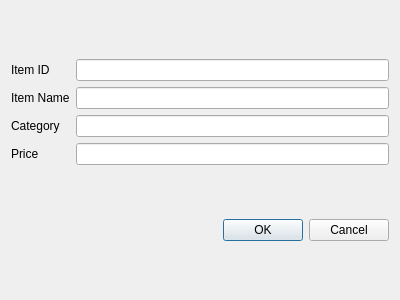
Qt form DialogBox/additem.ui (Anmol-A-jain/Dyner) before a commit.
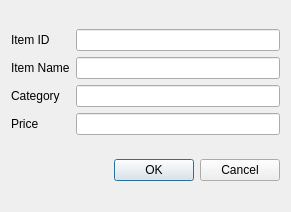
The same form after that commit. Icons and pictures are not drawn.

The edit to the form file:
```diff
--- a/DialogBox/additem.ui
+++ b/DialogBox/additem.ui
@@ -6,8 +6,8 @@
    <rect>
     <x>0</x>
     <y>0</y>
-    <width>400</width>
-    <height>300</height>
+    <width>291</width>
+    <height>212</height>
    </rect>
   </property>
   <property name="windowTitle">
```
